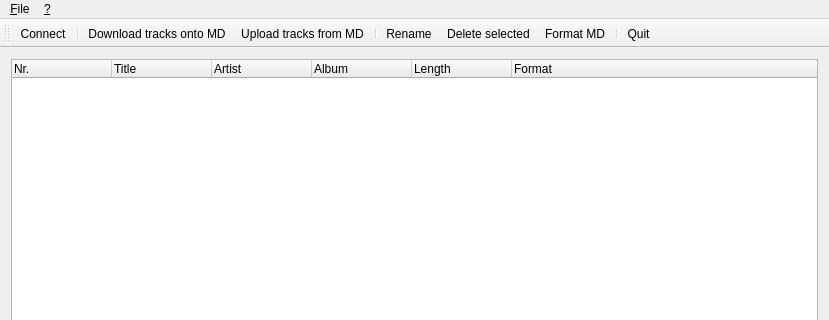
Above: QHiMDTransfer/qhimdmainwindow.ui from linux-minidisc/linux-minidisc before the change; both pictures show x 0 to 829 and y 0 to 320 of the 829 by 492 pixel window. Below: the same form after it.
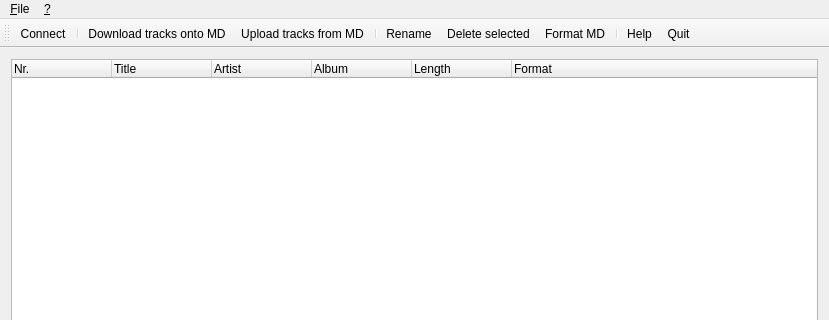
That is the form after the change. Icons and pictures are not drawn.

Commit message: QHiMDTransfer: Put help-button into toolbar as well.

```diff
--- a/QHiMDTransfer/qhimdmainwindow.ui
+++ b/QHiMDTransfer/qhimdmainwindow.ui
@@ -132,6 +132,7 @@
    <addaction name="action_Delete"/>
    <addaction name="action_Format"/>
    <addaction name="separator"/>
+   <addaction name="action_Help"/>
    <addaction name="action_Quit"/>
   </widget>
   <action name="action_Download">
```
